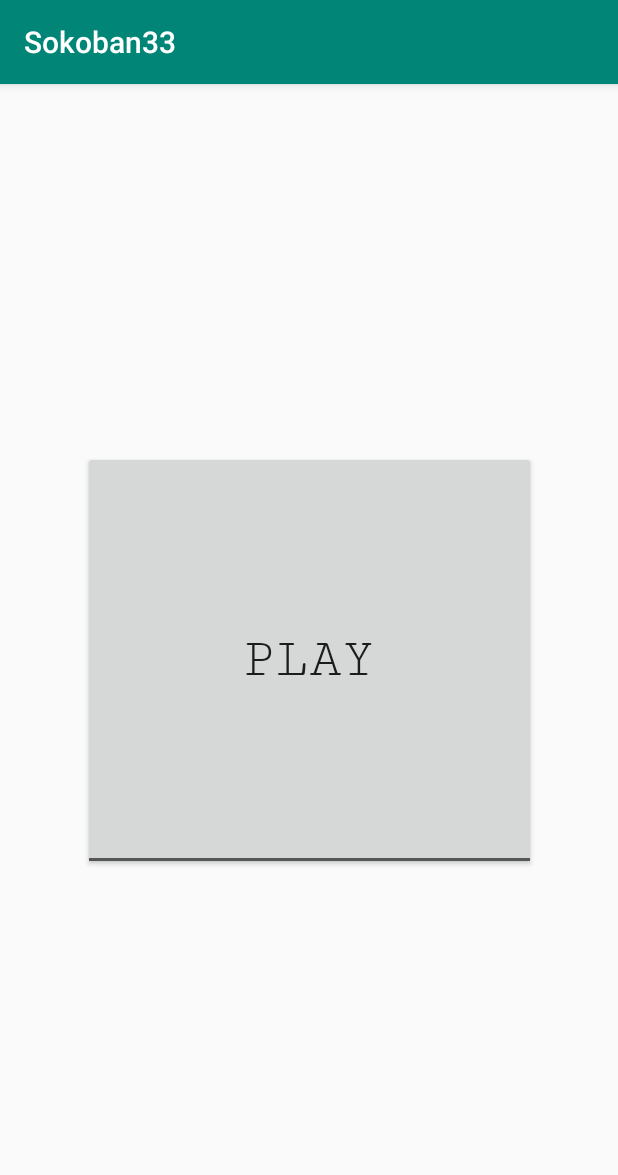
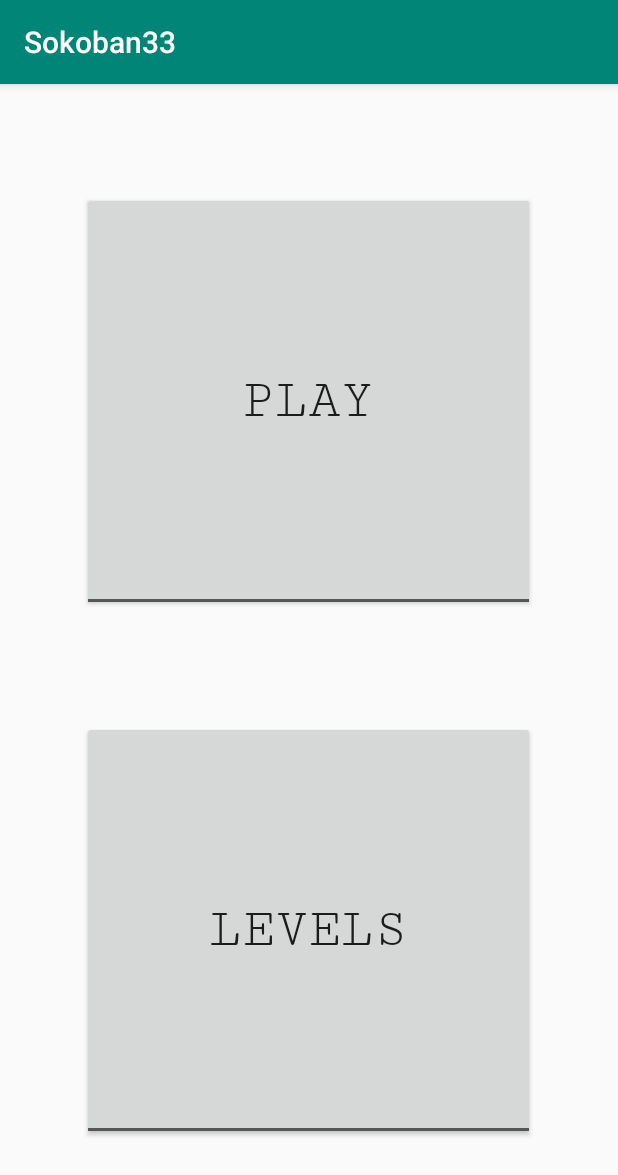
Before and after one commit to rddrdhd/TAMZII_Sokoban, an Android app: the screen it shows after launch (MainActivity), on a phone screen of 412 x 824 dp. Shown: the top 1175 px of the screen. Run offline under Robolectric (Android 15) with nearby library versions, the phone set to English and light mode, and no system bars.

```diff
--- a/app/src/main/java/com/example/sokoban33/MainActivity.java
+++ b/app/src/main/java/com/example/sokoban33/MainActivity.java
@@ -17,4 +17,9 @@ public class MainActivity extends AppCompatActivity {
         Intent i = new Intent(this, SokoActivity.class);
         startActivity(i);
     }
+
+    public void levels(View view) {
+        Intent i = new Intent(this, LevelsActivity.class);
+        startActivity(i);
+    }
 }
--- a/app/src/main/res/layout/activity_main.xml
+++ b/app/src/main/res/layout/activity_main.xml
@@ -12,12 +12,31 @@
         android:layout_width="302dp"
         android:layout_height="279dp"
         android:fontFamily="serif-monospace"
+        android:onClick="play"
         android:text="PLAY"
-        android:onClick="play"
         android:textAppearance="@style/TextAppearance.AppCompat.Large"
         android:textSize="36sp"
         app:layout_constraintBottom_toBottomOf="parent"
         app:layout_constraintEnd_toEndOf="parent"
+        app:layout_constraintHorizontal_bias="0.495"
         app:layout_constraintStart_toStartOf="parent"
-        app:layout_constraintTop_toTopOf="parent" />
+        app:layout_constraintTop_toTopOf="parent"
+        app:layout_constraintVertical_bias="0.148" />
+
+    <Button
+        android:id="@+id/button2"
+        style="@android:style/Widget.DeviceDefault.Light.Button.Toggle"
+        android:layout_width="302dp"
+        android:layout_height="279dp"
+        android:fontFamily="serif-monospace"
+        android:onClick="levels"
+        android:text="LEVELS"
+        android:textAppearance="@style/TextAppearance.AppCompat.Large"
+        android:textSize="36sp"
+        app:layout_constraintBottom_toBottomOf="parent"
+        app:layout_constraintEnd_toEndOf="parent"
+        app:layout_constraintHorizontal_bias="0.495"
+        app:layout_constraintStart_toStartOf="parent"
+        app:layout_constraintTop_toTopOf="parent"
+        app:layout_constraintVertical_bias="0.869" />
 </android.support.constraint.ConstraintLayout>
```
Also changed, not shown: app/src/main/AndroidManifest.xml (+3 -5 lines), app/src/main/java/com/example/sokoban33/E.java (+7 -3 lines), app/src/main/java/com/example/sokoban33/LevelsActivity.java (added, +13 -0 lines), app/src/main/java/com/example/sokoban33/SokoActivity.java (+16 -2 lines), app/src/main/java/com/example/sokoban33/SokoView.java (+20 -6 lines), app/src/main/res/layout/activity_game.xml (+17 -0 lines), app/src/main/res/layout/activity_levels.xml (added, +9 -0 lines).
